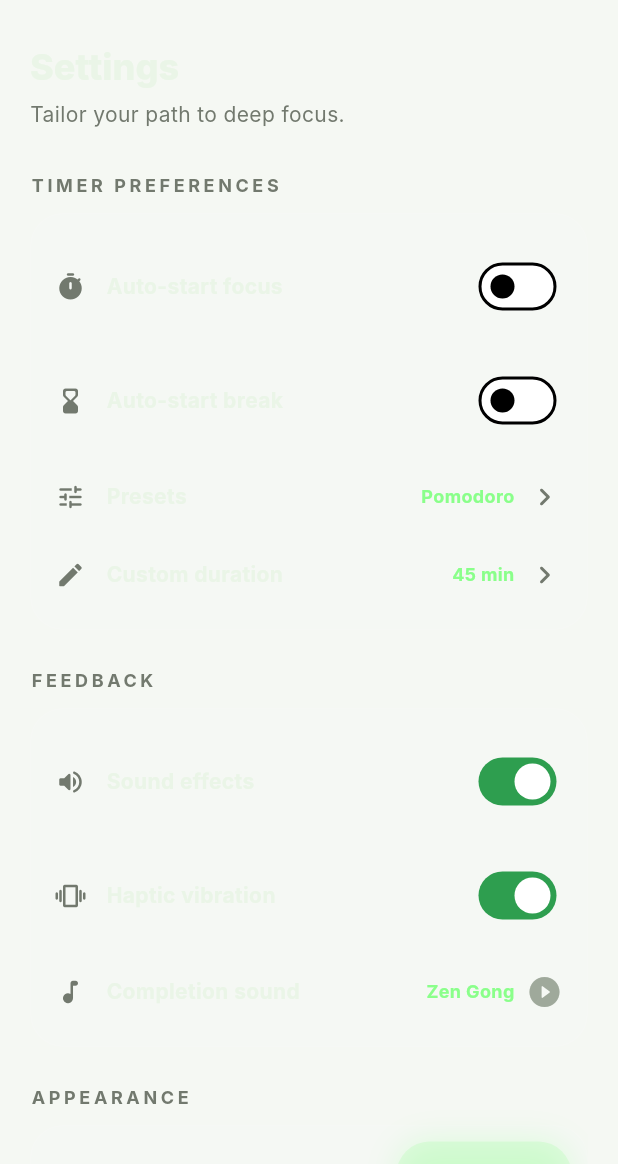
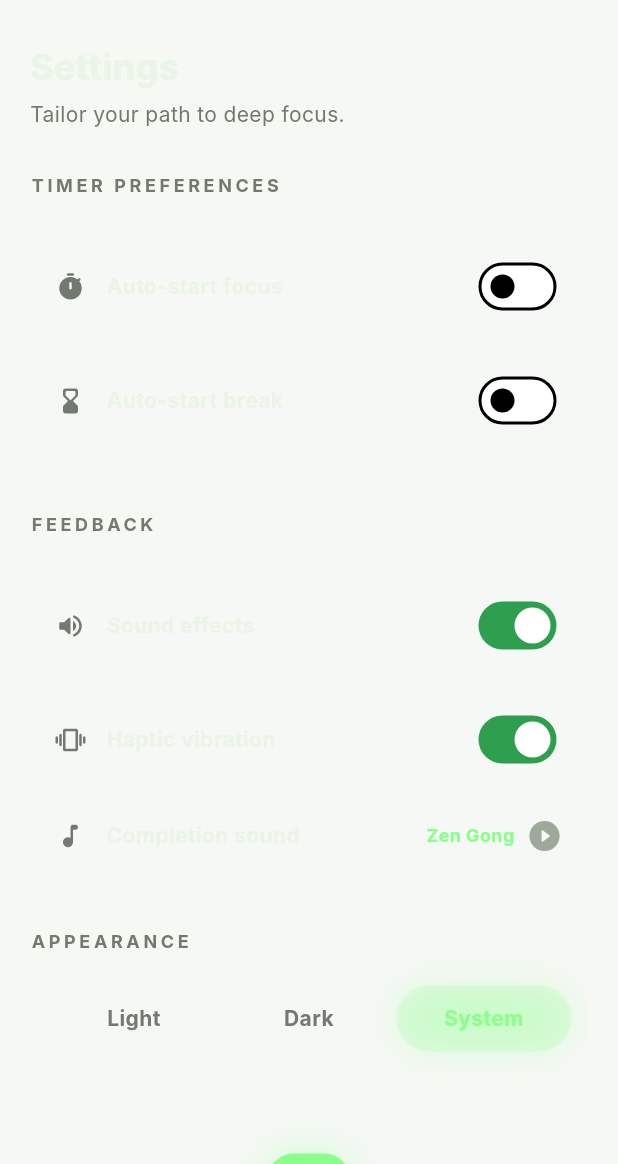
Before and after one commit to William-Dantas-Dev/focus_zen, a Flutter app: the SettingsPage widget shown alone on an empty page, opened directly, on a phone screen of 412 x 824 dp, the part 72-1236 px from its top. Run offline on Flutter 3.47's test engine with Material 3 defaults, Android fonts, the phone set to English and light mode, and no system bars; our stand-ins replace audioplayers, flutter_riverpod, shared_preferences, vibration; accounts and stored records are empty; Roboto replaces fonts that are missing (Inter).

```diff
--- a/lib/features/home/application/timer_controller.dart
+++ b/lib/features/home/application/timer_controller.dart
@@ -183,7 +183,7 @@ class TimerController extends Notifier<TimerState> {
   void skip() {
     _timer?.cancel();
     _endTime = null;
-    _goToNextMode();
+    _goToNextMode(playFeedback: false);
   }
 
   Future<void> selectPreset(TimerPresetOption preset) async {
@@ -208,7 +208,7 @@ class TimerController extends Notifier<TimerState> {
     await _saveSession();
   }
 
-  void _goToNextMode() {
+  void _goToNextMode({bool playFeedback = true}) {
     final nextMode = _nextMode();
     final nextSession = _nextSession(nextMode);
 
@@ -220,7 +220,9 @@ class TimerController extends Notifier<TimerState> {
     _timer?.cancel();
     _endTime = null;
 
-    _playSessionFeedback();
+    if (playFeedback) {
+      _playSessionFeedback();
+    }
 
     state = state.copyWith(
       mode: nextMode,
--- a/lib/features/settings/presentation/pages/settings_page.dart
+++ b/lib/features/settings/presentation/pages/settings_page.dart
@@ -71,24 +71,24 @@ class SettingsPage extends ConsumerWidget {
                     onChanged: settingsController.setAutoStartBreak,
                   ),
                 ),
-                const SettingsTile(
-                  icon: Icons.tune_rounded,
-                  title: 'Presets',
-                  subtitle: 'Pomodoro',
-                  trailing: Icon(
-                    Icons.chevron_right_rounded,
-                    color: AppColors.textMuted,
-                  ),
-                ),
-                const SettingsTile(
-                  icon: Icons.edit_rounded,
-                  title: 'Custom duration',
-                  subtitle: '45 min',
-                  trailing: Icon(
-                    Icons.chevron_right_rounded,
-                    color: AppColors.textMuted,
-                  ),
-                ),
+                // const SettingsTile(
+                //   icon: Icons.tune_rounded,
+                //   title: 'Presets',
+                //   subtitle: 'Pomodoro',
+                //   trailing: Icon(
+                //     Icons.chevron_right_rounded,
+                //     color: AppColors.textMuted,
+                //   ),
+                // ),
+                // const SettingsTile(
+                //   icon: Icons.edit_rounded,
+                //   title: 'Custom duration',
+                //   subtitle: '45 min',
+                //   trailing: Icon(
+                //     Icons.chevron_right_rounded,
+                //     color: AppColors.textMuted,
+                //   ),
+                // ),
               ],
             ),
 
```
